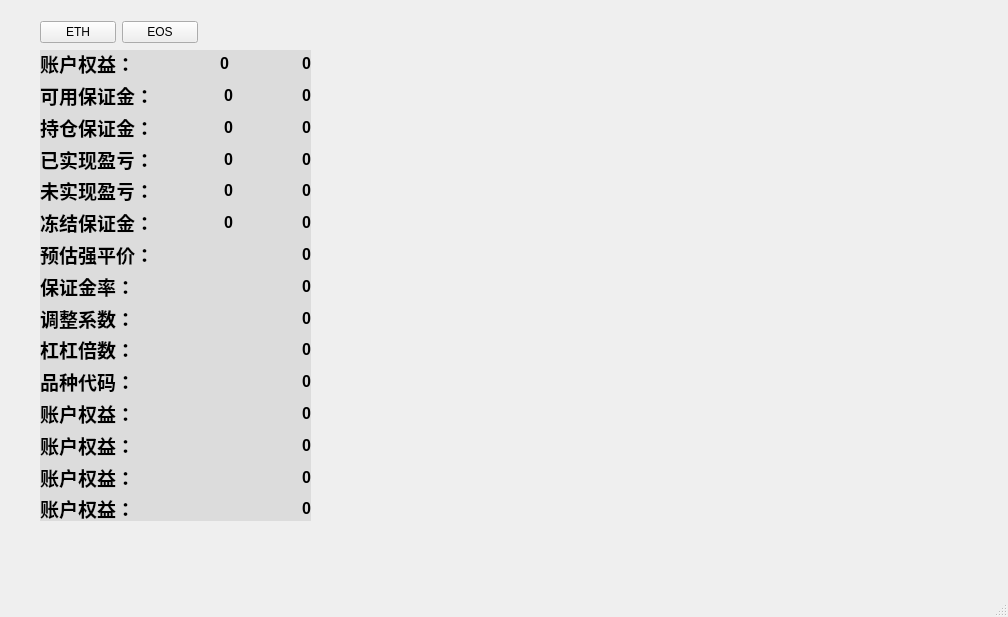
Old version of the form PythonApplication/PythonApplication.ui in the repository JcwGitHub/HuoBiApi_Python.
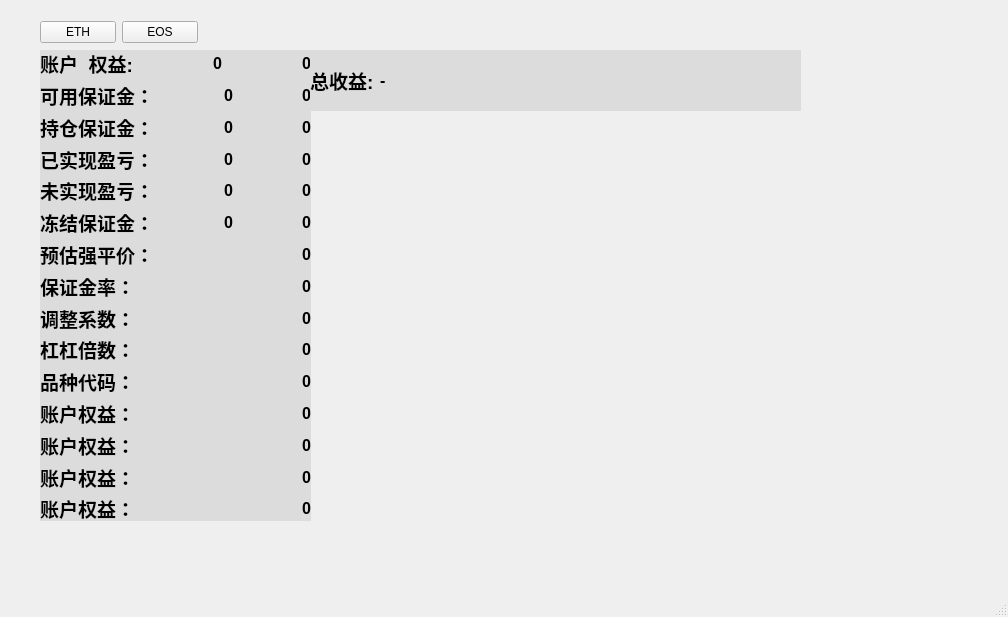
New version of the form.

Diff of the .ui file:
```diff
--- a/PythonApplication/PythonApplication.ui
+++ b/PythonApplication/PythonApplication.ui
@@ -89,7 +89,7 @@
           </font>
          </property>
          <property name="text">
-          <string>账户权益：  </string>
+          <string>账户  权益:</string>
          </property>
         </widget>
        </item>
@@ -868,7 +868,7 @@
      </item>
     </layout>
    </widget>
-   <widget class="QWidget" name="">
+   <widget class="QWidget" name="layoutWidget">
     <property name="geometry">
      <rect>
       <x>40</x>
@@ -894,6 +894,102 @@
      </item>
     </layout>
    </widget>
+   <widget class="QWidget" name="widget_2" native="true">
+    <property name="geometry">
+     <rect>
+      <x>310</x>
+      <y>50</y>
+      <width>491</width>
+      <height>61</height>
+     </rect>
+    </property>
+    <property name="sizePolicy">
+     <sizepolicy hsizetype="Preferred" vsizetype="Preferred">
+      <horstretch>0</horstretch>
+      <verstretch>0</verstretch>
+     </sizepolicy>
+    </property>
+    <property name="styleSheet">
+     <string notr="true">background-color: rgb(126, 126, 126);
+background-color: rgb(220, 220, 220);
+border-color: rgb(0, 255, 255);</string>
+    </property>
+    <layout class="QHBoxLayout" name="horizontalLayout">
+     <item>
+      <widget class="QLabel" name="info1_3">
+       <property name="sizePolicy">
+        <sizepolicy hsizetype="Fixed" vsizetype="Preferred">
+         <horstretch>0</horstretch>
+         <verstretch>0</verstretch>
+        </sizepolicy>
+       </property>
+       <property name="font">
+        <font>
+         <pointsize>14</pointsize>
+         <weight>75</weight>
+         <italic>false</italic>
+         <bold>true</bold>
+        </font>
+       </property>
+       <property name="text">
+        <string>总收益:</string>
+       </property>
+       <property name="scaledContents">
+        <bool>false</bool>
+       </property>
+       <property name="alignment">
+        <set>Qt::AlignLeading|Qt::AlignLeft|Qt::AlignVCenter</set>
+       </property>
+       <property name="wordWrap">
+        <bool>false</bool>
+       </property>
+      </widget>
+     </item>
+     <item>
+      <widget class="QLabel" name="info31">
+       <property name="sizePolicy">
+        <sizepolicy hsizetype="Fixed" vsizetype="Preferred">
+         <horstretch>0</horstretch>
+         <verstretch>0</verstretch>
+        </sizepolicy>
+       </property>
+       <property name="font">
+        <font>
+         <pointsize>12</pointsize>
+         <weight>75</weight>
+         <italic>false</italic>
+         <bold>true</bold>
+        </font>
+       </property>
+       <property name="text">
+        <string>-</string>
+       </property>
+       <property name="scaledContents">
+        <bool>false</bool>
+       </property>
+       <property name="alignment">
+        <set>Qt::AlignLeading|Qt::AlignLeft|Qt::AlignVCenter</set>
+       </property>
+       <property name="wordWrap">
+        <bool>false</bool>
+       </property>
+      </widget>
+     </item>
+     <item>
+      <spacer name="horizontalSpacer">
+       <property name="orientation">
+        <enum>Qt::Horizontal</enum>
+       </property>
+       <property name="sizeHint" stdset="0">
+        <size>
+         <width>40</width>
+         <height>20</height>
+        </size>
+       </property>
+      </spacer>
+     </item>
+    </layout>
+   </widget>
   </widget>
   <widget class="QMenuBar" name="menubar">
    <property name="geometry">
```
